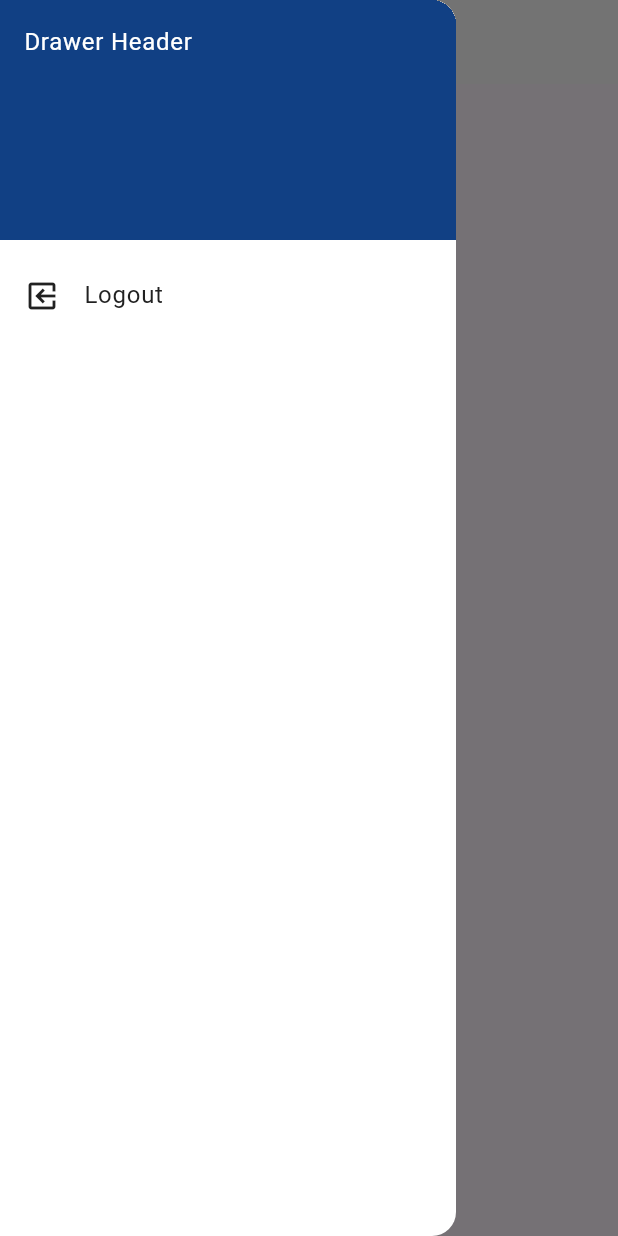
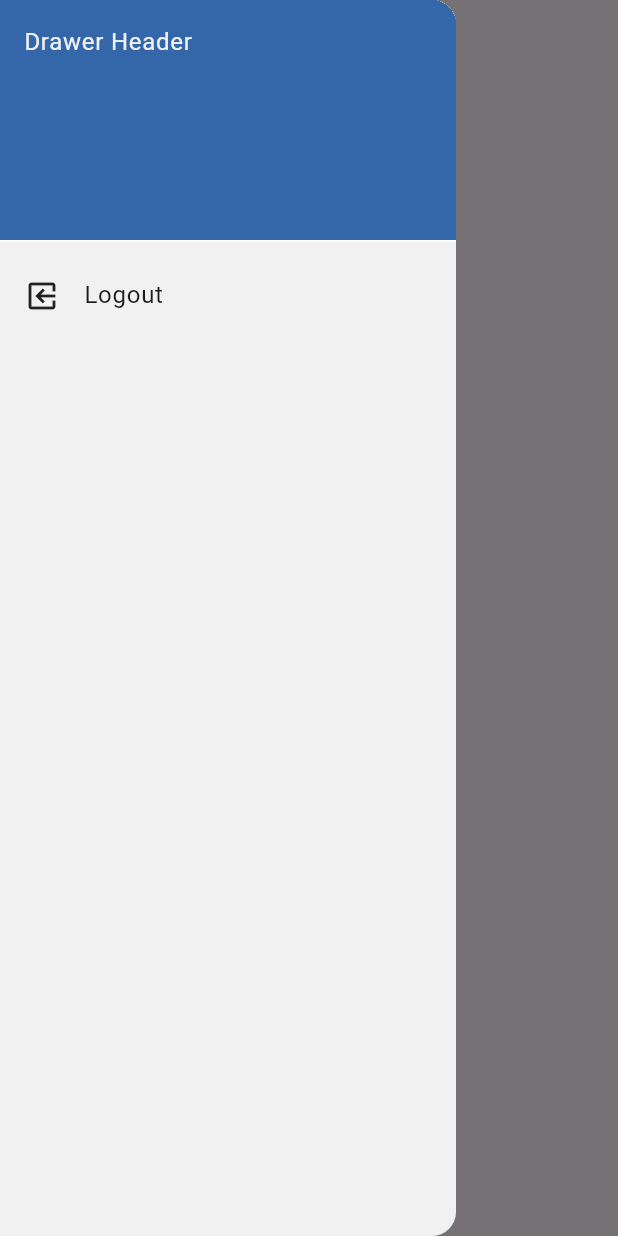
Before and after one commit to engbakhtmuhammad/simplepay, a Flutter app: the HomeScreen screen opened directly with empty values, with the side drawer open, on a phone screen of 412 x 824 dp. Run offline on Flutter 3.47's test engine with Material 3 defaults, Android fonts, the light colour scheme and no system bars; our stand-ins replace bloc, cached_network_image, cloud_firestore, file_picker, firebase_auth, firebase_core and 8 more; missing offline and left inert: flutter_facebook_auth, the_apple_sign_in; accounts and stored records are empty.

Commit message:
updated the UI

```diff
--- a/lib/screens/home/home_screen.dart
+++ b/lib/screens/home/home_screen.dart
@@ -37,25 +37,22 @@ class _HomeState extends State<HomeScreen> {
       },
       child: Scaffold(
         drawer: Drawer(
+          backgroundColor: isDarkMode(context)?colorBlack:colorWhite,
           child: ListView(
             padding: EdgeInsets.zero,
             children: [
-              const DrawerHeader(
+               const DrawerHeader(
                 decoration: BoxDecoration(
-                  color: colorPrimary,
+                  color: colorSecondary,
                 ),
                 child: Text(
-                  'Drawer Header',
-                  style: TextStyle(color: Colors.white),
+                  'Drawer Header'
+                 ,style: TextStyle(color: colorWhite),
                 ),
               ),
               ListTile(
                 title: Text(
-                  'Logout',
-                  style: TextStyle(
-                      color: isDarkMode(context)
-                          ? Colors.grey.shade50
-                          : Colors.grey.shade900),
+                  'Logout',style: TextStyle(color: isDarkMode(context)?colorWhite:colorBlack),
                 ),
                 leading: Transform.rotate(
                   angle: pi / 1,
@@ -85,8 +82,8 @@ class _HomeState extends State<HomeScreen> {
               color: isDarkMode(context)
                   ? Colors.grey.shade50
                   : Colors.grey.shade900),
-          backgroundColor:
-              isDarkMode(context) ? Colors.grey.shade900 : Colors.grey.shade50,
+          backgroundColor: Colors.transparent,
+          elevation: 0,
           centerTitle: true,
         ),
         body: Center(
@@ -113,15 +110,15 @@ class _HomeState extends State<HomeScreen> {
                   : displayCircleImage(user.profilePictureURL, 80, false),
               Padding(
                 padding: const EdgeInsets.all(8.0),
-                child: Text(user.fullName()),
+                child: Text(user.fullName(),style: TextStyle(color: isDarkMode(context)?colorWhite:colorBlack),),
               ),
               Padding(
                 padding: const EdgeInsets.all(8.0),
-                child: Text(user.email),
+                child: Text(user.email,style: TextStyle(color: isDarkMode(context)?colorWhite:colorBlack),),
               ),
               Padding(
                 padding: const EdgeInsets.all(8.0),
-                child: Text(user.userID),
+                child: Text(user.userID,style: TextStyle(color: isDarkMode(context)?colorWhite:colorBlack),),
               ),
             ],
           ),
--- a/lib/services/helper.dart
+++ b/lib/services/helper.dart
@@ -79,12 +79,12 @@ showProgress(BuildContext context, String message, bool isDismissible) async {
   progressDialog.style(
       message: message,
       borderRadius: 10.0,
-      backgroundColor:  colorPrimary,
+      backgroundColor:  colorSecondary,
       progressWidget: Container(
         padding: const EdgeInsets.all(8.0),
         child: const CircularProgressIndicator(
           backgroundColor: Colors.white,
-          valueColor: AlwaysStoppedAnimation(colorPrimary),
+          valueColor: AlwaysStoppedAnimation(colorSecondary),
         ),
       ),
       elevation: 10.0,
--- a/pubspec.yaml
+++ b/pubspec.yaml
@@ -39,6 +39,7 @@ dependencies:
   firebase_auth: ^5.1.1
   cloud_firestore: ^5.0.2
   firebase_storage: ^12.1.0
+  motion_toast: ^2.10.0
 
   shared_preferences: ^2.0.15
   progress_dialog:
```
Also changed, not shown: lib/screens/auth/login/login_screen.dart (+5 -2 lines), lib/screens/auth/resetPasswordScreen/reset_password_screen.dart (+26 -9 lines), lib/screens/auth/signUp/sign_up_screen.dart (+10 -5 lines), lib/screens/auth/verify.dart (+18 -5 lines), pubspec.lock.
